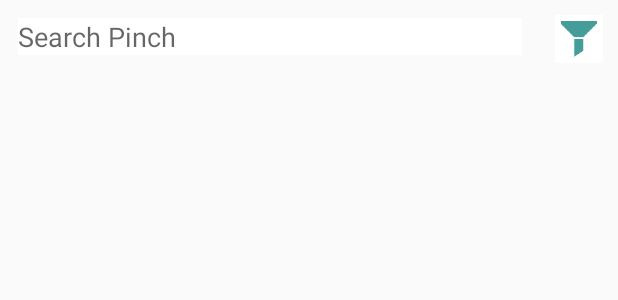
After one commit to pinch-codepath/pinch, an Android app: the layout header_listview_search_fragment.xml on its own in the app's theme, with its tools: preview values and no code run, on a phone screen of 412 x 824 dp. The commit adds this screen. Shown: the top 300 px of the screen. Run offline under Robolectric (Android 15) with nearby library versions, the phone set to English and light mode, and no system bars.

Commit message:
Adding searchbar as a header so it can be scrolled

```diff
--- /dev/null
+++ b/app/src/main/res/layout/header_listview_search_fragment.xml
@@ -0,0 +1,34 @@
+<?xml version="1.0" encoding="utf-8"?>
+<RelativeLayout xmlns:android="http://schemas.android.com/apk/res/android"
+    android:orientation="vertical"
+    android:layout_width="match_parent"
+    android:layout_height="match_parent"
+    android:layout_marginBottom="8dp">
+
+    <EditText
+        android:layout_width="match_parent"
+        android:layout_height="wrap_content"
+        android:iconifiedByDefault="false"
+        android:layout_toLeftOf="@+id/ivFilters"
+        android:layout_toStartOf="@+id/ivFilters"
+        android:layout_margin="12dp"
+        android:id="@+id/etSearch"
+        android:hint="Search Pinch"
+        android:textColor="@color/colorPrimary"
+        android:background="@android:color/white" >
+    </EditText>
+
+    <ImageView
+        android:layout_width="wrap_content"
+        android:layout_height="wrap_content"
+        android:id="@+id/ivFilters"
+        android:src="@drawable/ic_action_filter_colored"
+        android:layout_margin="10dp"
+        android:background="@android:color/white"
+        android:layout_alignParentTop="true"
+        android:layout_alignParentRight="true"
+        android:layout_alignParentEnd="true"/>
+
+
+
+</RelativeLayout>
```
Also changed, not shown: app/src/main/java/com/pinch/android/fragments/SearchFragment.java (+5 -2 lines), app/src/main/res/layout/fragment_search_filters.xml (+0 -31 lines).
